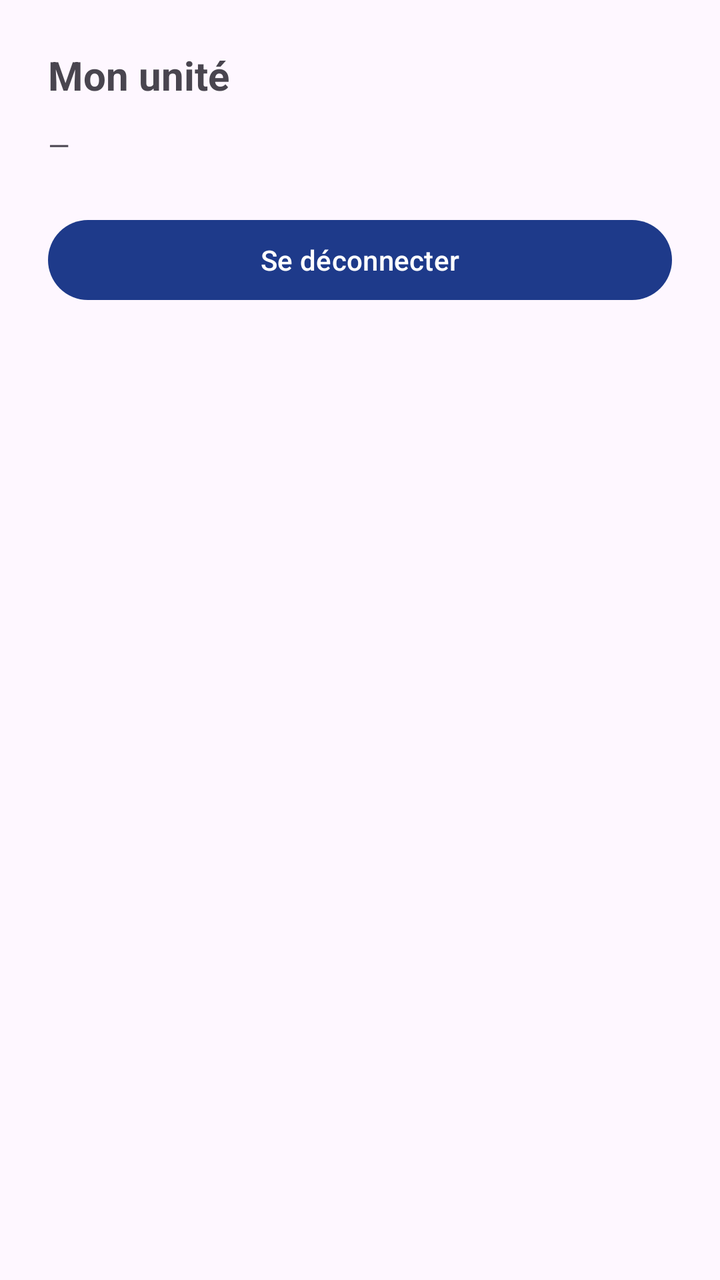
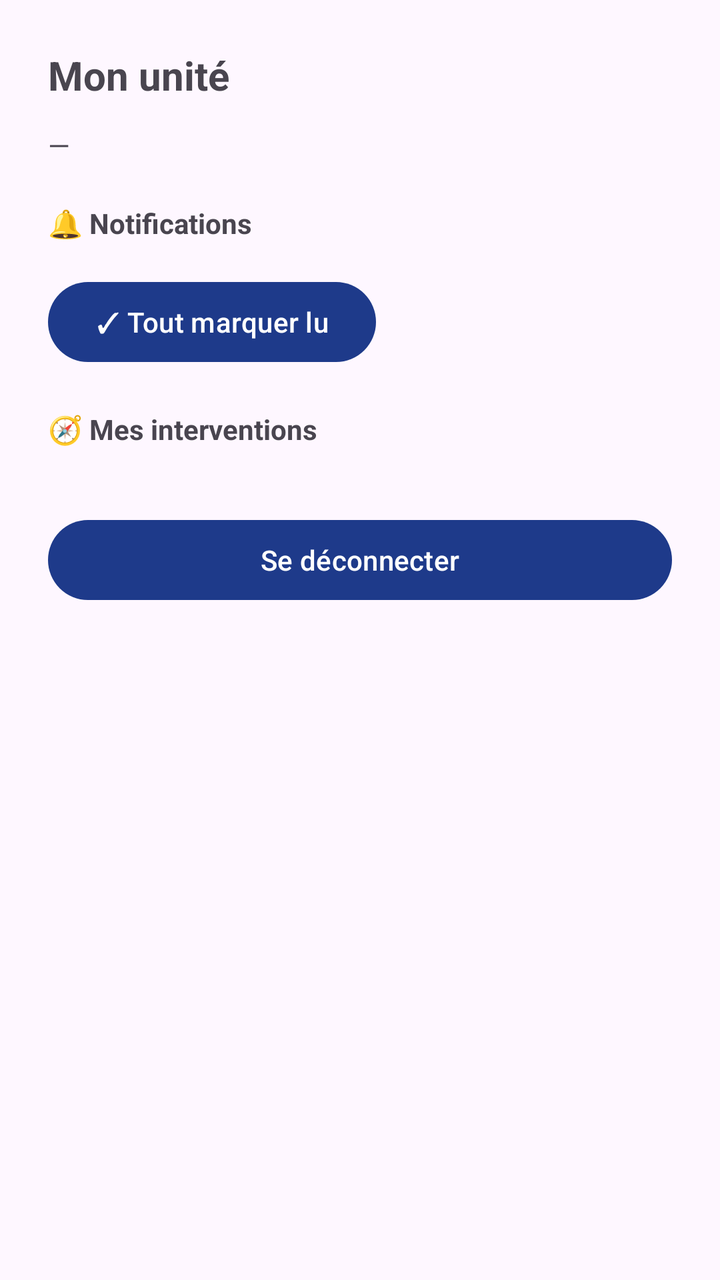

Compare the two renders of this Android layout. The source of the first and the diff that turns it into the second are given below.
<!-- AndroidManifest.xml: application theme Theme.SRUnits -->
<!-- res/layout/fragment_unit.xml -->
<?xml version="1.0" encoding="utf-8"?>
<LinearLayout xmlns:android="http://schemas.android.com/apk/res/android"
    android:layout_width="match_parent"
    android:layout_height="match_parent"
    android:orientation="vertical"
    android:padding="24dp">

    <TextView
        android:layout_width="wrap_content"
        android:layout_height="wrap_content"
        android:text="Mon unité"
        android:textSize="20sp"
        android:textStyle="bold" />

    <TextView
        android:id="@+id/tvUnite"
        android:layout_width="match_parent"
        android:layout_height="wrap_content"
        android:layout_marginTop="12dp"
        android:text="—" />

    <Button
        android:id="@+id/btnLogout"
        android:layout_width="match_parent"
        android:layout_height="wrap_content"
        android:layout_marginTop="24dp"
        android:text="Se déconnecter" />
</LinearLayout>
<!-- resources referenced by this layout -->
<resources>
  <style name="Theme.SRUnits" parent="Theme.Material3.Light.NoActionBar">
          <item name="colorPrimary">@color/blue</item>
      </style>
  <color name="blue">#1e3a8a</color>
</resources>

<!-- the commit's change to res/layout/fragment_unit.xml (unified diff, before → after) -->
@@ -1,28 +1,70 @@
 <?xml version="1.0" encoding="utf-8"?>
-<LinearLayout xmlns:android="http://schemas.android.com/apk/res/android"
+<ScrollView xmlns:android="http://schemas.android.com/apk/res/android"
     android:layout_width="match_parent"
-    android:layout_height="match_parent"
-    android:orientation="vertical"
-    android:padding="24dp">
+    android:layout_height="match_parent">
 
-    <TextView
-        android:layout_width="wrap_content"
-        android:layout_height="wrap_content"
-        android:text="Mon unité"
-        android:textSize="20sp"
-        android:textStyle="bold" />
-
-    <TextView
-        android:id="@+id/tvUnite"
+    <LinearLayout
         android:layout_width="match_parent"
         android:layout_height="wrap_content"
-        android:layout_marginTop="12dp"
-        android:text="—" />
+        android:orientation="vertical"
+        android:padding="24dp">
 
-    <Button
-        android:id="@+id/btnLogout"
-        android:layout_width="match_parent"
-        android:layout_height="wrap_content"
-        android:layout_marginTop="24dp"
-        android:text="Se déconnecter" />
-</LinearLayout>
+        <TextView
+            android:layout_width="wrap_content"
+            android:layout_height="wrap_content"
+            android:text="Mon unité"
+            android:textSize="20sp"
+            android:textStyle="bold" />
+
+        <TextView
+            android:id="@+id/tvUnite"
+            android:layout_width="match_parent"
+            android:layout_height="wrap_content"
+            android:layout_marginTop="12dp"
+            android:text="—" />
+
+        <TextView
+            android:id="@+id/tvNotifs"
+            android:layout_width="wrap_content"
+            android:layout_height="wrap_content"
+            android:layout_marginTop="20dp"
+            android:text="🔔 Notifications"
+            android:textStyle="bold" />
+
+        <LinearLayout
+            android:id="@+id/llNotifs"
+            android:layout_width="match_parent"
+            android:layout_height="wrap_content"
+            android:layout_marginTop="8dp"
+            android:orientation="vertical" />
+
+        <Button
+            android:id="@+id/btnLireNotifs"
+            android:layout_width="wrap_content"
+            android:layout_height="wrap_content"
+            android:layout_marginTop="8dp"
+            android:text="✓ Tout marquer lu" />
+
+        <TextView
+            android:id="@+id/tvInterventions"
+            android:layout_width="wrap_content"
+            android:layout_height="wrap_content"
+            android:layout_marginTop="20dp"
+            android:text="🧭 Mes interventions"
+            android:textStyle="bold" />
+
+        <LinearLayout
+            android:id="@+id/llInterventions"
+            android:layout_width="match_parent"
+            android:layout_height="wrap_content"
+            android:layout_marginTop="8dp"
+            android:orientation="vertical" />
+
+        <Button
+            android:id="@+id/btnLogout"
+            android:layout_width="match_parent"
+            android:layout_height="wrap_content"
+            android:layout_marginTop="24dp"
+            android:text="Se déconnecter" />
+    </LinearLayout>
+</ScrollView>
